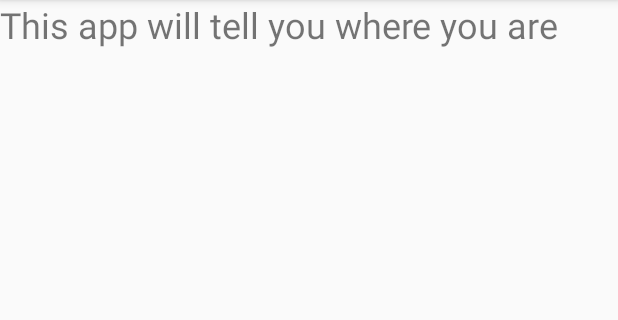
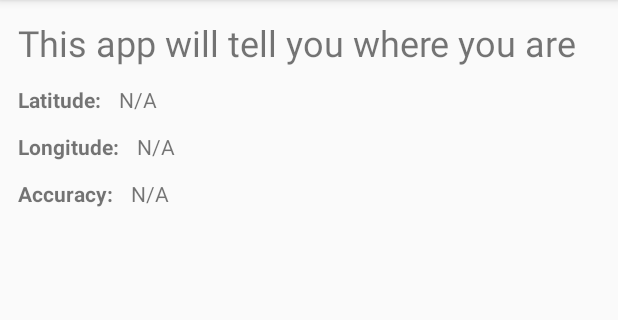
Before and after one commit to Jacob-TylerThomas/WhereAmI, an Android app: the screen it shows after launch (MainActivity), on a phone screen of 412 x 824 dp, the part 84-404 px from its top. Run offline under Robolectric (Android 15) with nearby library versions, the phone set to English and light mode, and no system bars; libraries missing offline, so code that uses them is left out: io.objectbox; 3 statements that could not run were skipped.

Commit message:
Renamed package. Added recycler view and LocationREcording model.

```diff
--- a/app/build.gradle
+++ b/app/build.gradle
@@ -1,4 +1,5 @@
 apply plugin: 'com.android.application'
+apply plugin: 'io.objectbox'
 
 android {
     compileSdkVersion 28
@@ -22,6 +23,7 @@ dependencies {
     implementation fileTree(dir: 'libs', include: ['*.jar'])
     implementation 'com.android.support:appcompat-v7:28.0.0'
     implementation 'com.android.support.constraint:constraint-layout:1.1.3'
+    implementation 'com.android.support:recyclerview-v7:28.0.0'
     testImplementation 'junit:junit:4.12'
     androidTestImplementation 'com.android.support.test:runner:1.0.2'
     androidTestImplementation 'com.android.support.test.espresso:espresso-core:3.0.2'
--- a/app/src/main/AndroidManifest.xml
+++ b/app/src/main/AndroidManifest.xml
@@ -1,15 +1,16 @@
 <?xml version="1.0" encoding="utf-8"?>
 <manifest xmlns:android="http://schemas.android.com/apk/res/android"
-    package="uncw.edu.whereami">
+    package="edu.uncw.whereami">
 
     <application
+        android:name=".App"
         android:allowBackup="true"
         android:icon="@mipmap/ic_launcher"
         android:label="@string/app_name"
         android:roundIcon="@mipmap/ic_launcher_round"
         android:supportsRtl="true"
         android:theme="@style/AppTheme">
-        <activity android:name=".MainActivity">
+        <activity android:name="edu.uncw.whereami.MainActivity">
             <intent-filter>
                 <action android:name="android.intent.action.MAIN" />
 
--- /dev/null
+++ b/app/src/main/java/edu/uncw/whereami/App.java
@@ -0,0 +1,22 @@
+package edu.uncw.whereami;
+
+import android.app.Application;
+
+import java.util.Date;
+
+import io.objectbox.BoxStore;
+
+public class App extends Application {
+
+    private BoxStore boxStore;
+
+    @Override
+    public void onCreate() {
+        super.onCreate();
+        boxStore = MyObjectBox.builder().androidContext(App.this).build();
+    }
+
+    public BoxStore getBoxStore() {
+        return boxStore;
+    }
+}
--- /dev/null
+++ b/app/src/main/java/edu/uncw/whereami/MainActivity.java
@@ -0,0 +1,29 @@
+package edu.uncw.whereami;
+
+import android.support.v7.app.AppCompatActivity;
+import android.os.Bundle;
+import android.support.v7.widget.DividerItemDecoration;
+import android.support.v7.widget.LinearLayoutManager;
+import android.support.v7.widget.RecyclerView;
+
+import io.objectbox.Box;
+
+public class MainActivity extends AppCompatActivity {
+
+    RecyclerView mRecyclerView;
+
+    @Override
+    protected void onCreate(Bundle savedInstanceState) {
+        super.onCreate(savedInstanceState);
+        setContentView(R.layout.activity_main);
+
+        Box<LocationRecording> locationBox = ((App) getApplication()).getBoxStore().boxFor(LocationRecording.class);
+
+        mRecyclerView = findViewById(R.id.recycler_view);
+        mRecyclerView.setLayoutManager(new LinearLayoutManager(this));
+        LocationRecordAdapter adapter = new LocationRecordAdapter(locationBox);
+        mRecyclerView.setAdapter(adapter);
+        mRecyclerView.addItemDecoration(new DividerItemDecoration(this,
+                DividerItemDecoration.VERTICAL));
+    }
+}
--- a/app/src/main/res/layout/activity_main.xml
+++ b/app/src/main/res/layout/activity_main.xml
@@ -7,11 +7,79 @@
     tools:context=".MainActivity">
 
     <TextView
+        android:id="@+id/intro_label"
         android:layout_width="wrap_content"
         android:layout_height="wrap_content"
         android:text="@string/intro_label"
         android:textSize="24sp"
+        android:layout_margin="12dp"
         app:layout_constraintStart_toStartOf="parent"
         app:layout_constraintTop_toTopOf="parent" />
 
+    <TextView
+        android:id="@+id/lat_label"
+        android:layout_width="wrap_content"
+        android:layout_height="wrap_content"
+        android:layout_margin="12dp"
+        android:text="@string/lat_label"
+        android:textStyle="bold"
+        app:layout_constraintStart_toStartOf="parent"
+        app:layout_constraintTop_toBottomOf="@id/intro_label"/>
+
+    <TextView
+        android:id="@+id/latitude"
+        android:layout_width="wrap_content"
+        android:layout_height="wrap_content"
+        android:text="@string/na"
+        android:layout_marginStart="12dp"
+        app:layout_constraintStart_toEndOf="@id/lat_label"
+        app:layout_constraintTop_toTopOf="@id/lat_label"/>
+
+    <TextView
+        android:id="@+id/long_label"
+        android:layout_width="wrap_content"
+        android:layout_height="wrap_content"
+        android:layout_margin="12dp"
+        android:text="@string/long_label"
+        android:textStyle="bold"
+        app:layout_constraintStart_toStartOf="parent"
+        app:layout_constraintTop_toBottomOf="@id/lat_label"/>
+
+    <TextView
+        android:id="@+id/longitude"
+        android:layout_width="wrap_content"
+        android:layout_height="wrap_content"
+        android:text="@string/na"
+        android:layout_marginStart="12dp"
+        app:layout_constraintStart_toEndOf="@id/long_label"
+        app:layout_constraintTop_toTopOf="@id/long_label"/>
+
+
+    <TextView
+        android:id="@+id/accuracy_label"
+        android:layout_width="wrap_content"
+        android:layout_height="wrap_content"
+        android:layout_margin="12dp"
+        android:text="@string/accuracy_label"
+        android:textStyle="bold"
+        app:layout_constraintStart_toStartOf="parent"
+        app:layout_constraintTop_toBottomOf="@id/long_label"/>
+
+    <TextView
+        android:id="@+id/acc"
+        android:layout_width="wrap_content"
+        android:layout_height="wrap_content"
+        android:text="@string/na"
+        android:layout_marginStart="12dp"
+        app:layout_constraintStart_toEndOf="@id/accuracy_label"
+        app:layout_constraintTop_toTopOf="@id/accuracy_label"/>
+
+    <android.support.v7.widget.RecyclerView
+        android:id="@+id/recycler_view"
+        android:layout_width="wrap_content"
+        android:layout_height="wrap_content"
+        android:layout_margin="12dp"
+        app:layout_constraintStart_toStartOf="parent"
+        app:layout_constraintTop_toBottomOf="@id/accuracy_label"/>
+
 </android.support.constraint.ConstraintLayout>
--- a/app/src/main/res/values/strings.xml
+++ b/app/src/main/res/values/strings.xml
@@ -1,4 +1,10 @@
 <resources>
     <string name="app_name">WhereAmI</string>
     <string name="intro_label">This app will tell you where you are</string>
+    <string name="not_found">Your location could not be determined.</string>
+    <string name="permission_warning">This app requires permission to access your location in order to function correctly.</string>
+    <string name="lat_label">Latitude:</string>
+    <string name="long_label">Longitude:</string>
+    <string name="accuracy_label">Accuracy:</string>
+    <string name="na">N/A</string>
 </resources>
--- a/build.gradle
+++ b/build.gradle
@@ -1,13 +1,14 @@
 // Top-level build file where you can add configuration options common to all sub-projects/modules.
 
 buildscript {
-
+    ext.objectboxVersion = '2.2.0'
     repositories {
         google()
         jcenter()
     }
     dependencies {
         classpath 'com.android.tools.build:gradle:3.2.1'
+        classpath "io.objectbox:objectbox-gradle-plugin:$objectboxVersion"
 
 
         // NOTE: Do not place your application dependencies here; they belong
```
Also changed, not shown: app/src/main/java/edu/uncw/whereami/LocationRecordAdapter.java (added, +94 -0 lines), app/src/main/java/edu/uncw/whereami/LocationRecording.java (added, +67 -0 lines), app/src/main/java/uncw/edu/whereami/MainActivity.java (deleted, +0 -13 lines), app/src/main/res/layout/location_item.xml (added, +62 -0 lines), 2 other files.
